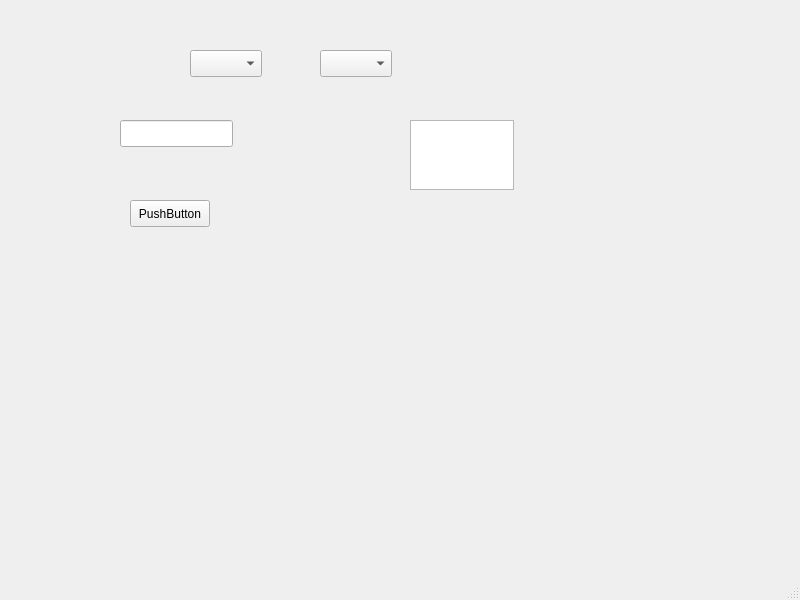
First picture: the form in mainwindow.ui, repository p4cmn/connector, before the edit.
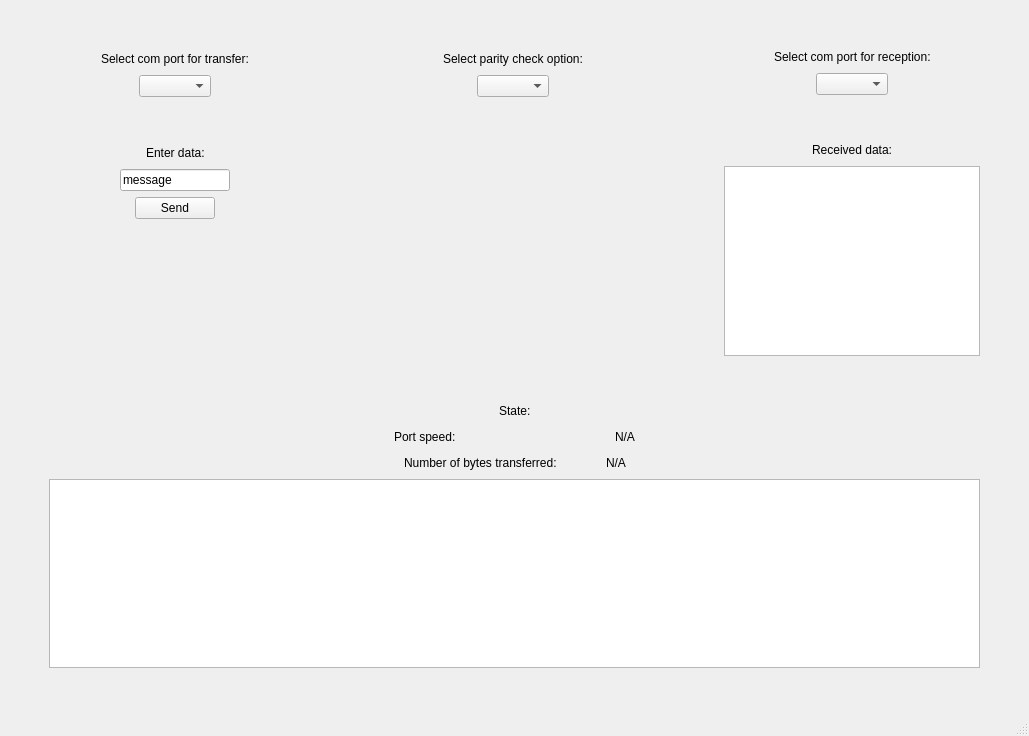
Second picture: the form after the edit.

Commit message: Аdded logging and functionality for obtaining some data about the com port and setting up com ports

```diff
--- a/mainwindow.ui
+++ b/mainwindow.ui
@@ -6,77 +6,769 @@
    <rect>
     <x>0</x>
     <y>0</y>
-    <width>800</width>
-    <height>600</height>
+    <width>1029</width>
+    <height>736</height>
    </rect>
   </property>
   <property name="windowTitle">
    <string>MainWindow</string>
   </property>
   <widget class="QWidget" name="centralwidget">
-   <widget class="QComboBox" name="portSelector1">
-    <property name="geometry">
-     <rect>
-      <x>190</x>
-      <y>50</y>
-      <width>72</width>
-      <height>27</height>
-     </rect>
-    </property>
-   </widget>
-   <widget class="QComboBox" name="portSelector2">
-    <property name="geometry">
-     <rect>
-      <x>320</x>
-      <y>50</y>
-      <width>72</width>
-      <height>27</height>
-     </rect>
-    </property>
-   </widget>
-   <widget class="QLineEdit" name="inputField">
-    <property name="geometry">
-     <rect>
-      <x>120</x>
-      <y>120</y>
-      <width>113</width>
-      <height>27</height>
-     </rect>
-    </property>
-   </widget>
-   <widget class="QPushButton" name="sendButton">
-    <property name="geometry">
-     <rect>
-      <x>130</x>
-      <y>200</y>
-      <width>80</width>
-      <height>27</height>
-     </rect>
-    </property>
-    <property name="text">
-     <string>PushButton</string>
-    </property>
-   </widget>
-   <widget class="QTextEdit" name="outputField">
-    <property name="geometry">
-     <rect>
-      <x>410</x>
-      <y>120</y>
-      <width>104</width>
-      <height>70</height>
-     </rect>
-    </property>
-   </widget>
-  </widget>
-  <widget class="QMenuBar" name="menubar">
-   <property name="geometry">
-    <rect>
-     <x>0</x>
-     <y>0</y>
-     <width>800</width>
-     <height>24</height>
-    </rect>
-   </property>
+   <layout class="QVBoxLayout" name="verticalLayout_7">
+    <item>
+     <layout class="QHBoxLayout" name="horizontalLayout_18">
+      <item>
+       <layout class="QVBoxLayout" name="verticalLayout">
+        <item>
+         <spacer name="verticalSpacer_7">
+          <property name="orientation">
+           <enum>Qt::Orientation::Vertical</enum>
+          </property>
+          <property name="sizeType">
+           <enum>QSizePolicy::Policy::Preferred</enum>
+          </property>
+          <property name="sizeHint" stdset="0">
+           <size>
+            <width>20</width>
+            <height>40</height>
+           </size>
+          </property>
+         </spacer>
+        </item>
+        <item>
+         <layout class="QVBoxLayout" name="verticalLayout_4">
+          <item>
+           <layout class="QHBoxLayout" name="horizontalLayout_7">
+            <item>
+             <spacer name="horizontalSpacer_9">
+              <property name="orientation">
+               <enum>Qt::Orientation::Horizontal</enum>
+              </property>
+              <property name="sizeHint" stdset="0">
+               <size>
+                <width>40</width>
+                <height>20</height>
+               </size>
+              </property>
+             </spacer>
+            </item>
+            <item>
+             <widget class="QLabel" name="label_2">
+              <property name="text">
+               <string>Select com port for transfer:</string>
+              </property>
+             </widget>
+            </item>
+            <item>
+             <spacer name="horizontalSpacer_10">
+              <property name="orientation">
+               <enum>Qt::Orientation::Horizontal</enum>
+              </property>
+              <property name="sizeHint" stdset="0">
+               <size>
+                <width>40</width>
+                <height>20</height>
+               </size>
+              </property>
+             </spacer>
+            </item>
+           </layout>
+          </item>
+          <item>
+           <layout class="QHBoxLayout" name="horizontalLayout_3">
+            <item>
+             <spacer name="horizontalSpacer">
+              <property name="orientation">
+               <enum>Qt::Orientation::Horizontal</enum>
+              </property>
+              <property name="sizeHint" stdset="0">
+               <size>
+                <width>40</width>
+                <height>20</height>
+               </size>
+              </property>
+             </spacer>
+            </item>
+            <item>
+             <widget class="QComboBox" name="portSelector1"/>
+            </item>
+            <item>
+             <spacer name="horizontalSpacer_2">
+              <property name="orientation">
+               <enum>Qt::Orientation::Horizontal</enum>
+              </property>
+              <property name="sizeHint" stdset="0">
+               <size>
+                <width>40</width>
+                <height>20</height>
+               </size>
+              </property>
+             </spacer>
+            </item>
+           </layout>
+          </item>
+         </layout>
+        </item>
+        <item>
+         <spacer name="verticalSpacer_4">
+          <property name="orientation">
+           <enum>Qt::Orientation::Vertical</enum>
+          </property>
+          <property name="sizeType">
+           <enum>QSizePolicy::Policy::Preferred</enum>
+          </property>
+          <property name="sizeHint" stdset="0">
+           <size>
+            <width>20</width>
+            <height>40</height>
+           </size>
+          </property>
+         </spacer>
+        </item>
+        <item>
+         <layout class="QHBoxLayout" name="horizontalLayout_6">
+          <item>
+           <spacer name="horizontalSpacer_7">
+            <property name="orientation">
+             <enum>Qt::Orientation::Horizontal</enum>
+            </property>
+            <property name="sizeHint" stdset="0">
+             <size>
+              <width>40</width>
+              <height>20</height>
+             </size>
+            </property>
+           </spacer>
+          </item>
+          <item>
+           <widget class="QLabel" name="label">
+            <property name="text">
+             <string>Enter data:</string>
+            </property>
+           </widget>
+          </item>
+          <item>
+           <spacer name="horizontalSpacer_8">
+            <property name="orientation">
+             <enum>Qt::Orientation::Horizontal</enum>
+            </property>
+            <property name="sizeHint" stdset="0">
+             <size>
+              <width>40</width>
+              <height>20</height>
+             </size>
+            </property>
+           </spacer>
+          </item>
+         </layout>
+        </item>
+        <item>
+         <layout class="QHBoxLayout" name="horizontalLayout_4">
+          <item>
+           <spacer name="horizontalSpacer_3">
+            <property name="orientation">
+             <enum>Qt::Orientation::Horizontal</enum>
+            </property>
+            <property name="sizeHint" stdset="0">
+             <size>
+              <width>40</width>
+              <height>20</height>
+             </size>
+            </property>
+           </spacer>
+          </item>
+          <item>
+           <widget class="QLineEdit" name="inputField">
+            <property name="text">
+             <string>message</string>
+            </property>
+           </widget>
+          </item>
+          <item>
+           <spacer name="horizontalSpacer_4">
+            <property name="orientation">
+             <enum>Qt::Orientation::Horizontal</enum>
+            </property>
+            <property name="sizeHint" stdset="0">
+             <size>
+              <width>40</width>
+              <height>20</height>
+             </size>
+            </property>
+           </spacer>
+          </item>
+         </layout>
+        </item>
+        <item>
+         <layout class="QHBoxLayout" name="horizontalLayout_5">
+          <item>
+           <spacer name="horizontalSpacer_5">
+            <property name="orientation">
+             <enum>Qt::Orientation::Horizontal</enum>
+            </property>
+            <property name="sizeHint" stdset="0">
+             <size>
+              <width>40</width>
+              <height>20</height>
+             </size>
+            </property>
+           </spacer>
+          </item>
+          <item>
+           <widget class="QPushButton" name="sendButton">
+            <property name="text">
+             <string>Send</string>
+            </property>
+           </widget>
+          </item>
+          <item>
+           <spacer name="horizontalSpacer_6">
+            <property name="orientation">
+             <enum>Qt::Orientation::Horizontal</enum>
+            </property>
+            <property name="sizeHint" stdset="0">
+             <size>
+              <width>40</width>
+              <height>20</height>
+             </size>
+            </property>
+           </spacer>
+          </item>
+         </layout>
+        </item>
+        <item>
+         <spacer name="verticalSpacer_6">
+          <property name="orientation">
+           <enum>Qt::Orientation::Vertical</enum>
+          </property>
+          <property name="sizeHint" stdset="0">
+           <size>
+            <width>20</width>
+            <height>40</height>
+           </size>
+          </property>
+         </spacer>
+        </item>
+       </layout>
+      </item>
+      <item>
+       <layout class="QVBoxLayout" name="verticalLayout_5">
+        <item>
+         <spacer name="verticalSpacer_2">
+          <property name="orientation">
+           <enum>Qt::Orientation::Vertical</enum>
+          </property>
+          <property name="sizeType">
+           <enum>QSizePolicy::Policy::Preferred</enum>
+          </property>
+          <property name="sizeHint" stdset="0">
+           <size>
+            <width>20</width>
+            <height>40</height>
+           </size>
+          </property>
+         </spacer>
+        </item>
+        <item>
+         <layout class="QHBoxLayout" name="horizontalLayout_12">
+          <item>
+           <spacer name="horizontalSpacer_21">
+            <property name="orientation">
+             <enum>Qt::Orientation::Horizontal</enum>
+            </property>
+            <property name="sizeHint" stdset="0">
+             <size>
+              <width>40</width>
+              <height>20</height>
+             </size>
+            </property>
+           </spacer>
+          </item>
+          <item>
+           <widget class="QLabel" name="label_6">
+            <property name="text">
+             <string>Select parity check option:</string>
+            </property>
+           </widget>
+          </item>
+          <item>
+           <spacer name="horizontalSpacer_22">
+            <property name="orientation">
+             <enum>Qt::Orientation::Horizontal</enum>
+            </property>
+            <property name="sizeHint" stdset="0">
+             <size>
+              <width>40</width>
+              <height>20</height>
+             </size>
+            </property>
+           </spacer>
+          </item>
+         </layout>
+        </item>
+        <item>
+         <layout class="QHBoxLayout" name="horizontalLayout_13">
+          <item>
+           <spacer name="horizontalSpacer_23">
+            <property name="orientation">
+             <enum>Qt::Orientation::Horizontal</enum>
+            </property>
+            <property name="sizeHint" stdset="0">
+             <size>
+              <width>40</width>
+              <height>20</height>
+             </size>
+            </property>
+           </spacer>
+          </item>
+          <item>
+           <widget class="QComboBox" name="paritySelector"/>
+          </item>
+          <item>
+           <spacer name="horizontalSpacer_24">
+            <property name="orientation">
+             <enum>Qt::Orientation::Horizontal</enum>
+            </property>
+            <property name="sizeHint" stdset="0">
+             <size>
+              <width>40</width>
+              <height>20</height>
+             </size>
+            </property>
+           </spacer>
+          </item>
+         </layout>
+        </item>
+        <item>
+         <spacer name="verticalSpacer_3">
+          <property name="orientation">
+           <enum>Qt::Orientation::Vertical</enum>
+          </property>
+          <property name="sizeHint" stdset="0">
+           <size>
+            <width>20</width>
+            <height>40</height>
+           </size>
+          </property>
+         </spacer>
+        </item>
+       </layout>
+      </item>
+      <item>
+       <layout class="QVBoxLayout" name="verticalLayout_3">
+        <item>
+         <spacer name="verticalSpacer">
+          <property name="orientation">
+           <enum>Qt::Orientation::Vertical</enum>
+          </property>
+          <property name="sizeType">
+           <enum>QSizePolicy::Policy::Preferred</enum>
+          </property>
+          <property name="sizeHint" stdset="0">
+           <size>
+            <width>20</width>
+            <height>40</height>
+           </size>
+          </property>
+         </spacer>
+        </item>
+        <item>
+         <layout class="QVBoxLayout" name="verticalLayout_6">
+          <item>
+           <layout class="QHBoxLayout" name="horizontalLayout">
+            <item>
+             <spacer name="horizontalSpacer_25">
+              <property name="orientation">
+               <enum>Qt::Orientation::Horizontal</enum>
+              </property>
+              <property name="sizeHint" stdset="0">
+               <size>
+                <width>40</width>
+                <height>20</height>
+               </size>
+              </property>
+             </spacer>
+            </item>
+            <item>
+             <widget class="QLabel" name="label_7">
+              <property name="text">
+               <string>Select com port for reception:</string>
+              </property>
+             </widget>
+            </item>
+            <item>
+             <spacer name="horizontalSpacer_26">
+              <property name="orientation">
+               <enum>Qt::Orientation::Horizontal</enum>
+              </property>
+              <property name="sizeHint" stdset="0">
+               <size>
+                <width>40</width>
+                <height>20</height>
+               </size>
+              </property>
+             </spacer>
+            </item>
+           </layout>
+          </item>
+          <item>
+           <layout class="QHBoxLayout" name="horizontalLayout_14">
+            <item>
+             <spacer name="horizontalSpacer_27">
+              <property name="orientation">
+               <enum>Qt::Orientation::Horizontal</enum>
+              </property>
+              <property name="sizeHint" stdset="0">
+               <size>
+                <width>40</width>
+                <height>20</height>
+               </size>
+              </property>
+             </spacer>
+            </item>
+            <item>
+             <widget class="QComboBox" name="portSelector2"/>
+            </item>
+            <item>
+             <spacer name="horizontalSpacer_28">
+              <property name="orientation">
+               <enum>Qt::Orientation::Horizontal</enum>
+              </property>
+              <property name="sizeHint" stdset="0">
+               <size>
+                <width>40</width>
+                <height>20</height>
+               </size>
+              </property>
+             </spacer>
+            </item>
+           </layout>
+          </item>
+         </layout>
+        </item>
+        <item>
+         <spacer name="verticalSpacer_9">
+          <property name="orientation">
+           <enum>Qt::Orientation::Vertical</enum>
+          </property>
+          <property name="sizeType">
+           <enum>QSizePolicy::Policy::Preferred</enum>
+          </property>
+          <property name="sizeHint" stdset="0">
+           <size>
+            <width>20</width>
+            <height>40</height>
+           </size>
+          </property>
+         </spacer>
+        </item>
+        <item>
+         <layout class="QHBoxLayout" name="horizontalLayout_15">
+          <item>
+           <spacer name="horizontalSpacer_29">
+            <property name="orientation">
+             <enum>Qt::Orientation::Horizontal</enum>
+            </property>
+            <property name="sizeHint" stdset="0">
+             <size>
+              <width>40</width>
+              <height>20</height>
+             </size>
+            </property>
+           </spacer>
+          </item>
+          <item>
+           <widget class="QLabel" name="label_8">
+            <property name="text">
+             <string>Received data:</string>
+            </property>
+           </widget>
+          </item>
+          <item>
+           <spacer name="horizontalSpacer_30">
+            <property name="orientation">
+             <enum>Qt::Orientation::Horizontal</enum>
+            </property>
+            <property name="sizeHint" stdset="0">
+             <size>
+              <width>40</width>
+              <height>20</height>
+             </size>
+            </property>
+           </spacer>
+          </item>
+         </layout>
+        </item>
+        <item>
+         <layout class="QHBoxLayout" name="horizontalLayout_16">
+          <item>
+           <spacer name="horizontalSpacer_31">
+            <property name="orientation">
+             <enum>Qt::Orientation::Horizontal</enum>
+            </property>
+            <property name="sizeHint" stdset="0">
+             <size>
+              <width>40</width>
+              <height>20</height>
+             </size>
+            </property>
+           </spacer>
+          </item>
+          <item>
+           <widget class="QTextEdit" name="outputField"/>
+          </item>
+          <item>
+           <spacer name="horizontalSpacer_32">
+            <property name="orientation">
+             <enum>Qt::Orientation::Horizontal</enum>
+            </property>
+            <property name="sizeHint" stdset="0">
+             <size>
+              <width>40</width>
+              <height>20</height>
+             </size>
+            </property>
+           </spacer>
+          </item>
+         </layout>
+        </item>
+        <item>
+         <spacer name="verticalSpacer_10">
+          <property name="orientation">
+           <enum>Qt::Orientation::Vertical</enum>
+          </property>
+          <property name="sizeHint" stdset="0">
+           <size>
+            <width>20</width>
+            <height>40</height>
+           </size>
+          </property>
+         </spacer>
+        </item>
+       </layout>
+      </item>
+     </layout>
+    </item>
+    <item>
+     <layout class="QVBoxLayout" name="verticalLayout_2">
+      <item>
+       <layout class="QHBoxLayout" name="horizontalLayout_9">
+        <item>
+         <spacer name="horizontalSpacer_13">
+          <property name="orientation">
+           <enum>Qt::Orientation::Horizontal</enum>
+          </property>
+          <property name="sizeHint" stdset="0">
+           <size>
+            <width>40</width>
+            <height>20</height>
+           </size>
+          </property>
+         </spacer>
+        </item>
+        <item>
+         <widget class="QLabel" name="label_3">
+          <property name="text">
+           <string>State:</string>
+          </property>
+         </widget>
+        </item>
+        <item>
+         <spacer name="horizontalSpacer_14">
+          <property name="orientation">
+           <enum>Qt::Orientation::Horizontal</enum>
+          </property>
+          <property name="sizeHint" stdset="0">
+           <size>
+            <width>40</width>
+            <height>20</height>
+           </size>
+          </property>
+         </spacer>
+        </item>
+       </layout>
+      </item>
+      <item>
+       <layout class="QHBoxLayout" name="horizontalLayout_10">
+        <item>
+         <spacer name="horizontalSpacer_15">
+          <property name="orientation">
+           <enum>Qt::Orientation::Horizontal</enum>
+          </property>
+          <property name="sizeType">
+           <enum>QSizePolicy::Policy::Expanding</enum>
+          </property>
+          <property name="sizeHint" stdset="0">
+           <size>
+            <width>350</width>
+            <height>20</height>
+           </size>
+          </property>
+         </spacer>
+        </item>
+        <item>
+         <widget class="QLabel" name="label_4">
+          <property name="text">
+           <string>Port speed:</string>
+          </property>
+         </widget>
+        </item>
+        <item>
+         <spacer name="horizontalSpacer_17">
+          <property name="orientation">
+           <enum>Qt::Orientation::Horizontal</enum>
+          </property>
+          <property name="sizeType">
+           <enum>QSizePolicy::Policy::Preferred</enum>
+          </property>
+          <property name="sizeHint" stdset="0">
+           <size>
+            <width>153</width>
+            <height>20</height>
+           </size>
+          </property>
+         </spacer>
+        </item>
+        <item>
+         <widget class="QLabel" name="speedLabel">
+          <property name="text">
+           <string>N/A</string>
+          </property>
+         </widget>
+        </item>
+        <item>
+         <spacer name="horizontalSpacer_19">
+          <property name="orientation">
+           <enum>Qt::Orientation::Horizontal</enum>
+          </property>
+          <property name="sizeHint" stdset="0">
+           <size>
+            <width>40</width>
+            <height>20</height>
+           </size>
+          </property>
+         </spacer>
+        </item>
+       </layout>
+      </item>
+      <item>
+       <layout class="QHBoxLayout" name="horizontalLayout_11">
+        <item>
+         <spacer name="horizontalSpacer_16">
+          <property name="orientation">
+           <enum>Qt::Orientation::Horizontal</enum>
+          </property>
+          <property name="sizeType">
+           <enum>QSizePolicy::Policy::Expanding</enum>
+          </property>
+          <property name="sizeHint" stdset="0">
+           <size>
+            <width>350</width>
+            <height>20</height>
+           </size>
+          </property>
+         </spacer>
+        </item>
+        <item>
+         <widget class="QLabel" name="label_5">
+          <property name="text">
+           <string>Number of bytes transferred: </string>
+          </property>
+         </widget>
+        </item>
+        <item>
+         <spacer name="horizontalSpacer_18">
+          <property name="orientation">
+           <enum>Qt::Orientation::Horizontal</enum>
+          </property>
+          <property name="sizeType">
+           <enum>QSizePolicy::Policy::Preferred</enum>
+          </property>
+          <property name="sizeHint" stdset="0">
+           <size>
+            <width>40</width>
+            <height>20</height>
+           </size>
+          </property>
+         </spacer>
+        </item>
+        <item>
+         <widget class="QLabel" name="bytesLabel">
+          <property name="text">
+           <string>N/A</string>
+          </property>
+         </widget>
+        </item>
+        <item>
+         <spacer name="horizontalSpacer_20">
+          <property name="orientation">
+           <enum>Qt::Orientation::Horizontal</enum>
+          </property>
+          <property name="sizeHint" stdset="0">
+           <size>
+            <width>40</width>
+            <height>20</height>
+           </size>
+          </property>
+         </spacer>
+        </item>
+       </layout>
+      </item>
+      <item>
+       <layout class="QHBoxLayout" name="horizontalLayout_8">
+        <item>
+         <spacer name="horizontalSpacer_11">
+          <property name="orientation">
+           <enum>Qt::Orientation::Horizontal</enum>
+          </property>
+          <property name="sizeType">
+           <enum>QSizePolicy::Policy::Preferred</enum>
+          </property>
+          <property name="sizeHint" stdset="0">
+           <size>
+            <width>40</width>
+            <height>20</height>
+           </size>
+          </property>
+         </spacer>
+        </item>
+        <item>
+         <widget class="QTextEdit" name="logWidget"/>
+        </item>
+        <item>
+         <spacer name="horizontalSpacer_12">
+          <property name="orientation">
+           <enum>Qt::Orientation::Horizontal</enum>
+          </property>
+          <property name="sizeType">
+           <enum>QSizePolicy::Policy::Preferred</enum>
+          </property>
+          <property name="sizeHint" stdset="0">
+           <size>
+            <width>40</width>
+            <height>20</height>
+           </size>
+          </property>
+         </spacer>
+        </item>
+       </layout>
+      </item>
+      <item>
+       <spacer name="verticalSpacer_5">
+        <property name="orientation">
+         <enum>Qt::Orientation::Vertical</enum>
+        </property>
+        <property name="sizeHint" stdset="0">
+         <size>
+          <width>20</width>
+          <height>40</height>
+         </size>
+        </property>
+       </spacer>
+      </item>
+     </layout>
+    </item>
+   </layout>
   </widget>
   <widget class="QStatusBar" name="statusbar"/>
  </widget>
```
Left out of the diff: 2 changed lines with no effect on the pictures. The commit also changes 30 other files.
